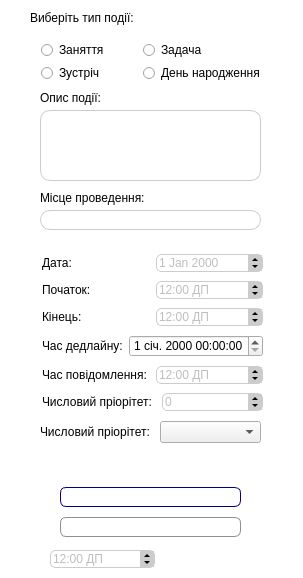
Above: addeventdialog.ui from zEEmperon/Course-Project-KNT-129 before the change. Below: the same form after it.
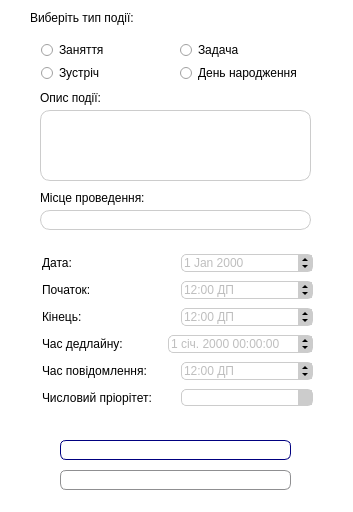
That is the form after the change. Icons and pictures are not drawn.

Commit message: Some style improvments and cleaning `code` trash

Diff of the .ui file:
```diff
--- a/addeventdialog.ui
+++ b/addeventdialog.ui
@@ -6,8 +6,8 @@
    <rect>
     <x>0</x>
     <y>0</y>
-    <width>303</width>
-    <height>578</height>
+    <width>353</width>
+    <height>512</height>
    </rect>
   </property>
   <property name="windowTitle">
@@ -25,8 +25,8 @@
    <property name="geometry">
     <rect>
      <x>60</x>
-     <y>487</y>
-     <width>181</width>
+     <y>440</y>
+     <width>231</width>
      <height>20</height>
     </rect>
    </property>
@@ -68,8 +68,8 @@
    <property name="geometry">
     <rect>
      <x>60</x>
-     <y>517</y>
-     <width>181</width>
+     <y>470</y>
+     <width>231</width>
      <height>20</height>
     </rect>
    </property>
@@ -128,7 +128,7 @@
     <rect>
      <x>40</x>
      <y>110</y>
-     <width>221</width>
+     <width>271</width>
      <height>71</height>
     </rect>
    </property>
@@ -163,7 +163,7 @@
     <rect>
      <x>40</x>
      <y>40</y>
-     <width>221</width>
+     <width>271</width>
      <height>42</height>
     </rect>
    </property>
@@ -335,7 +335,7 @@
     <rect>
      <x>42</x>
      <y>251</y>
-     <width>221</width>
+     <width>271</width>
      <height>164</height>
     </rect>
    </property>
@@ -711,26 +711,32 @@
       </item>
       <item>
        <widget class="QDateTimeEdit" name="deadlineDateTime">
+        <property name="enabled">
+         <bool>false</bool>
+        </property>
+        <property name="cursor">
+         <cursorShape>PointingHandCursor</cursorShape>
+        </property>
         <property name="styleSheet">
-         <string notr="true">QTimeEdit:enabled {
+         <string notr="true">QDateTimeEdit:enabled {
  border: 1px solid #ff911c;
  border-radius: 5px;
  background-color: white;
  }
-QTimeEdit:disabled {
+QDateTimeEdit:disabled {
  border: 1px solid #CCCCCC;
  border-radius: 5px;
  background-color: white;
  }
 
-QTimeEdit::up-arrow:enabled { 
+QDateTimeEdit::up-arrow:enabled { 
 border-left: 3px solid none;
 border-right: 3px solid none;
  border-bottom: 3px solid black; 
 width: 0px;
  height: 0px; 
 }
-QTimeEdit::up-arrow:disabled { 
+QDateTimeEdit::up-arrow:disabled { 
 border-left: 3px solid none;
 border-right: 3px solid none;
  border-bottom: 3px solid black; 
@@ -739,12 +745,12 @@
 }
 
 
-QTimeEdit::up-button:enabled {
+QDateTimeEdit::up-button:enabled {
  width: 14px; 
 height: 9px; 
 background-color: #FF911C;
 }
-QTimeEdit::up-button:disabled {
+QDateTimeEdit::up-button:disabled {
  width: 14px; 
 height: 9px; 
 background-color: #CCCCCC;
@@ -754,7 +760,7 @@
  background-color: #FFD65E
 }
  
-QTimeEdit::down-arrow:enabled { 
+QDateTimeEdit::down-arrow:enabled { 
 border-left: 3px solid none;
 border-right: 3px solid none; 
 border-top: 3px solid black; 
@@ -762,7 +768,7 @@
 height: 0px; 
 }
 
-QTimeEdit::down-arrow:disabled { 
+QDateTimeEdit::down-arrow:disabled { 
 border-left: 3px solid none;
 border-right: 3px solid none; 
 border-top: 3px solid black; 
@@ -771,12 +777,12 @@
 }
 
 
-QTimeEdit::down-button:enabled { 
+QDateTimeEdit::down-button:enabled { 
 width: 14px; 
 height: 9px;
  background-color: #FF911C;
 }
-QTimeEdit::down-button:disabled { 
+QDateTimeEdit::down-button:disabled { 
 width: 14px; 
 height: 9px;
  background-color: #CCCCCC;
@@ -932,14 +938,14 @@
     <item>
      <layout class="QHBoxLayout" name="horizontalLayout_6">
       <item>
-       <widget class="QLabel" name="label_9">
+       <widget class="QLabel" name="label_10">
         <property name="text">
          <string>Числовий пріорітет: </string>
         </property>
        </widget>
       </item>
       <item>
-       <widget class="QSpinBox" name="sbNumPriority">
+       <widget class="QComboBox" name="weight_comboBox">
         <property name="enabled">
          <bool>false</bool>
         </property>
@@ -947,78 +953,44 @@
          <cursorShape>PointingHandCursor</cursorShape>
         </property>
         <property name="styleSheet">
-         <string notr="true">QSpinBox:enabled {
- border: 1px solid #ff911c;
- border-radius: 5px;
- background-color: white;
- }
-QSpinBox:disabled {
- border: 1px solid #CCCCCC;
- border-radius: 5px;
- background-color: white;
- }
+         <string notr="true">QComboBox QAbstractItemView {
+    margin-top:1px;
+    background:white;
+    border: 1px solid #ff911c;
+    box-shadow: transparent;
+    padding: 4px 4px 4px 4px;
+    selection-background-color:transparent;
+    selection-color:#ff911c;
+border-radius:5px;
 
- QSpinBox::up-arrow:enabled { 
-border-left: 3px solid none;
-border-right: 3px solid none;
- border-bottom: 3px solid black; 
-width: 0px;
- height: 0px; 
 }
- QSpinBox::up-arrow:disabled { 
-border-left: 3px solid none;
-border-right: 3px solid none;
- border-bottom: 3px solid black; 
-width: 0px;
- height: 0px; 
+QComboBox:disabled {
+height:9px;
+border: 1px solid #CCCCCC;
+border-radius: 5px;
+padding: 3px 3px 3px 3px;
 }
-
-
-QSpinBox::up-button:enabled {
- width: 14px; 
-height: 9px; 
-background-color: #FF911C;
+QComboBox:enabled {
+height:9px;
+border: 1px solid #ff911c;
+border-radius: 5px;
+padding: 3px 3px 3px 3px;
 }
-QSpinBox::up-button:disabled {
- width: 14px; 
-height: 9px; 
-background-color: #CCCCCC;
-}
 
-QSpinBox::up-button:hover {
- background-color: #FFD65E
-}
- 
-QSpinBox::down-arrow:enabled { 
-border-left: 3px solid none;
-border-right: 3px solid none; 
-border-top: 3px solid black; 
-width: 0px; 
-height: 0px; 
-}
+QComboBox::down-arrow {
+margin-top:3px;
+image: url(&quot;:rc/downArrowIcon&quot;);
+ }
 
-QSpinBox::down-arrow:disabled { 
-border-left: 3px solid none;
-border-right: 3px solid none; 
-border-top: 3px solid black; 
-width: 0px; 
-height: 0px; 
+QComboBox::drop-down:enabled{
+background-color: #ff911c;
+width: 14px;
 }
 
-
-QSpinBox::down-button:enabled { 
-width: 14px; 
-height: 9px;
- background-color: #FF911C;
+QComboBox::drop-down:disabled{
+background-color: #cccccc;
+width: 14px;
 }
-QSpinBox::down-button:disabled { 
-width: 14px; 
-height: 9px;
- background-color: #CCCCCC;
-}
-QSpinBox::down-button:hover {
- background-color: #FFD65E
-}
 
 QSpinBox::up-arrow:hover { 
 border-left: 3px solid none;
@@ -1049,7 +1021,7 @@
     <rect>
      <x>40</x>
      <y>210</y>
-     <width>221</width>
+     <width>271</width>
      <height>20</height>
     </rect>
    </property>
@@ -1080,145 +1052,6 @@
     <string>Місце проведення: </string>
    </property>
   </widget>
-  <widget class="QWidget" name="layoutWidget">
-   <property name="geometry">
-    <rect>
-     <x>40</x>
-     <y>420</y>
-     <width>221</width>
-     <height>24</height>
-    </rect>
-   </property>
-   <layout class="QHBoxLayout" name="horizontalLayout_7">
-    <item>
-     <widget class="QLabel" name="label_10">
-      <property name="text">
-       <string>Числовий пріорітет: </string>
-      </property>
-     </widget>
-    </item>
-    <item>
-     <widget class="QComboBox" name="weight_comboBox"/>
-    </item>
-   </layout>
-  </widget>
-  <widget class="QTimeEdit" name="teDeadline">
-   <property name="enabled">
-    <bool>false</bool>
-   </property>
-   <property name="geometry">
-    <rect>
-     <x>50</x>
-     <y>550</y>
-     <width>105</width>
-     <height>18</height>
-    </rect>
-   </property>
-   <property name="cursor">
-    <cursorShape>PointingHandCursor</cursorShape>
-   </property>
-   <property name="styleSheet">
-    <string notr="true">QTimeEdit:enabled {
- border: 1px solid #ff911c;
- border-radius: 5px;
- background-color: white;
- }
-QTimeEdit:disabled {
- border: 1px solid #CCCCCC;
- border-radius: 5px;
- background-color: white;
- }
-
-QTimeEdit::up-arrow:enabled { 
-border-left: 3px solid none;
-border-right: 3px solid none;
- border-bottom: 3px solid black; 
-width: 0px;
- height: 0px; 
-}
-QTimeEdit::up-arrow:disabled { 
-border-left: 3px solid none;
-border-right: 3px solid none;
- border-bottom: 3px solid black; 
-width: 0px;
- height: 0px; 
-}
-
-
-QTimeEdit::up-button:enabled {
- width: 14px; 
-height: 9px; 
-background-color: #FF911C;
-}
-QTimeEdit::up-button:disabled {
- width: 14px; 
-height: 9px; 
-background-color: #CCCCCC;
-}
-
-QTimeEdit::up-button:hover {
- background-color: #FFD65E
-}
- 
-QTimeEdit::down-arrow:enabled { 
-border-left: 3px solid none;
-border-right: 3px solid none; 
-border-top: 3px solid black; 
-width: 0px; 
-height: 0px; 
-}
-
-QTimeEdit::down-arrow:disabled { 
-border-left: 3px solid none;
-border-right: 3px solid none; 
-border-top: 3px solid black; 
-width: 0px; 
-height: 0px; 
-}
-
-
-QTimeEdit::down-button:enabled { 
-width: 14px; 
-height: 9px;
- background-color: #FF911C;
-}
-QTimeEdit::down-button:disabled { 
-width: 14px; 
-height: 9px;
- background-color: #CCCCCC;
-}
-QTimeEdit::down-button:hover {
- background-color: #FFD65E
-}
-
-QTimeEdit::up-arrow:hover { 
-border-left: 3px solid none;
-border-right: 3px solid none;
- border-bottom: 3px solid black;
- width: 0px; 
-height: 0px; 
-}
-QTimeEdit::down-arrow:hover {
- border-left: 3px solid none;
-border-right: 3px solid none;
- border-top: 3px solid black;
- width: 0px;
- height: 0px; 
-}</string>
-   </property>
-   <property name="locale">
-    <locale language="Ukrainian" country="Ukraine"/>
-   </property>
-   <property name="currentSection">
-    <enum>QDateTimeEdit::HourSection</enum>
-   </property>
-   <property name="displayFormat">
-    <string>h:mm AP</string>
-   </property>
-   <property name="calendarPopup">
-    <bool>false</bool>
-   </property>
-  </widget>
  </widget>
  <resources/>
  <connections/>
```
Left out of the diff: 60 changed lines with no effect on the pictures. The commit also changes 5 other files.
